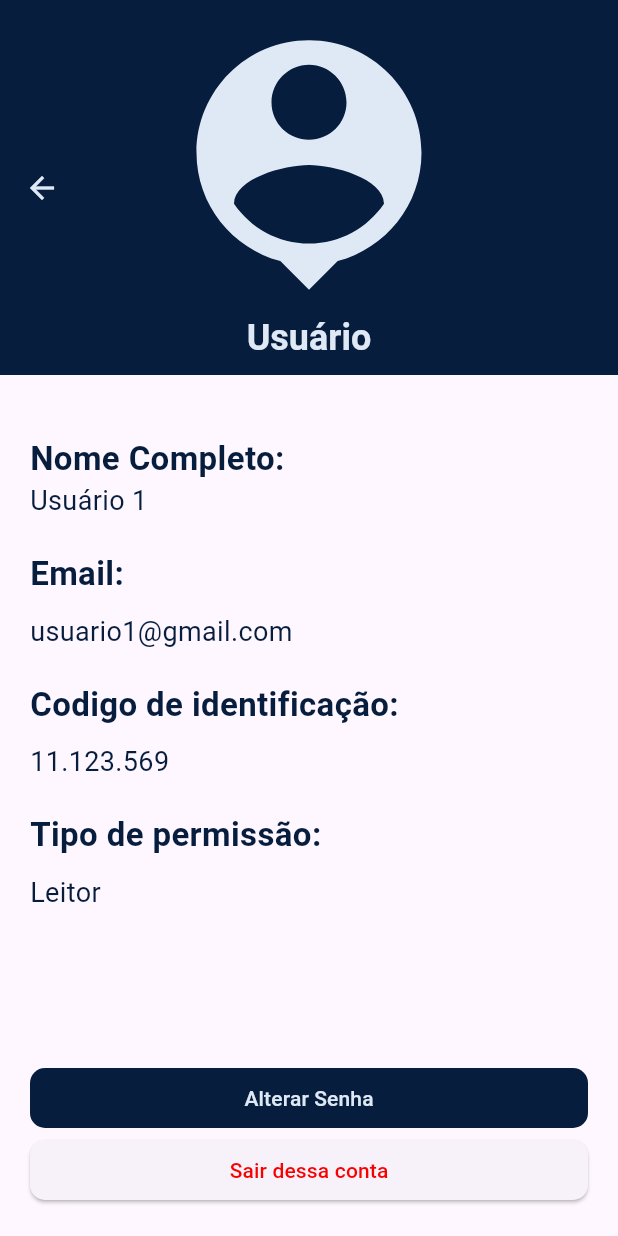
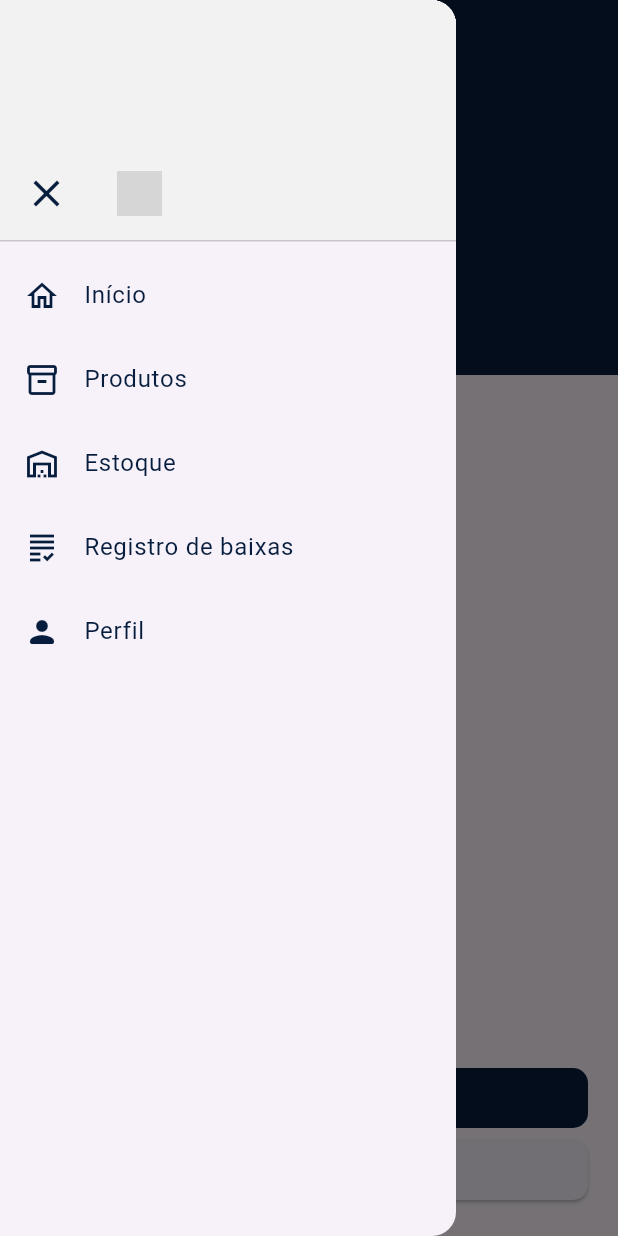
Before and after one commit to Leonardo-Toledo-Alves-Costa/constructo_mobile, a Flutter app: the ProfilePage screen opened directly, with the side drawer open (before the commit the screen has no drawer), on a phone screen of 412 x 824 dp. Run offline on Flutter 3.47's test engine with Material 3 defaults, Android fonts, the phone set to English and light mode, and no system bars; grey boxes are pictures that could not be loaded.

Commit message:
criação do drawer para navegação entre telas

```diff
--- /dev/null
+++ b/lib/components/drawer.dart
@@ -0,0 +1,80 @@
+import 'package:constructo_project/utils/app_colors.dart';
+import 'package:flutter/material.dart';
+import 'package:constructo_project/utils/app_colors.dart';
+
+class DrawerComponent extends StatelessWidget {
+  const DrawerComponent({super.key});
+
+  @override
+  Widget build(BuildContext context) {
+    return Drawer(
+      child: Column(
+        children: [
+          DrawerHeader(
+            padding: EdgeInsets.zero,
+            decoration: BoxDecoration(
+              color: AppColors.backgroundColor,
+            ),
+            child: Row(
+              children: [
+                Align(
+                  alignment: Alignment.bottomLeft,
+                  child: Padding(
+                    padding: const EdgeInsets.all(16.0),
+                    child: Icon(Icons.close, size: 30, color: AppColors.letterColorBlackBlue),
+                  ),
+                ),
+                Align(
+                  alignment: Alignment.bottomCenter,
+                  child: Padding(
+                    padding: const EdgeInsets.all(16.0),
+                    child: Image.asset(
+                      'assets/images/Logo2.png',
+                      fit: BoxFit.contain,
+                      height: 30,
+                    ),
+                  ),
+                ),
+              ],
+            ),
+          ),
+          ListTile(
+            leading: Icon(Icons.home_outlined, color: AppColors.letterColorBlackBlue),
+            title: Text('Início', style: TextStyle(color: AppColors.letterColorBlackBlue)),
+            onTap: () {
+              Navigator.pushNamed(context, '/home');
+            },
+          ),
+          ListTile(
+            leading: Icon(Icons.inventory_2_outlined, color: AppColors.letterColorBlackBlue),
+            title: Text('Produtos', style: TextStyle(color: AppColors.letterColorBlackBlue)),
+            onTap: () {
+              Navigator.pushNamed(context, '/produtos');
+            },
+          ),
+          ListTile(
+            leading: Icon(Icons.warehouse_outlined, color: AppColors.letterColorBlackBlue),
+            title: Text('Estoque', style: TextStyle(color: AppColors.letterColorBlackBlue)),
+            onTap: () {
+              Navigator.pushNamed(context, '/estoque');
+            },
+          ),
+          ListTile(
+            leading: Icon(Icons.grading_outlined, color: AppColors.letterColorBlackBlue),
+            title: Text('Registro de baixas', style: TextStyle(color: AppColors.letterColorBlackBlue)),
+            onTap: () {
+              Navigator.pushNamed(context, '/registro_baixas');
+            },
+          ),
+          ListTile(
+            leading: Icon(Icons.person_rounded, color: AppColors.letterColorBlackBlue),
+            title: Text('Perfil', style: TextStyle(color: AppColors.letterColorBlackBlue)),
+            onTap: () {
+              Navigator.pushNamed(context, '/perfil');
+            },
+          ),
+        ],
+      ),
+    );
+  }
+}
--- a/lib/main.dart
+++ b/lib/main.dart
@@ -40,7 +40,7 @@ class MyApp extends StatelessWidget {
         ),
       ),
       routes: {
-        AppRoutes.welcomepage: (context) => const WelcomePage(),
+        AppRoutes.welcomepage: (context) => const ProfilePage(),
       },
     );
   }
--- a/lib/pages/home_page.dart
+++ b/lib/pages/home_page.dart
@@ -1,3 +1,4 @@
+import 'package:constructo_project/components/drawer.dart';
 import 'package:constructo_project/components/product_list.dart';
 import 'package:flutter/material.dart';
 
@@ -15,7 +16,7 @@ class HomePage extends StatelessWidget {
           IconButton(
             onPressed: () {},
             icon: Icon(Icons.person_pin),
-          )
+          ),
         ],
       ),
       body: Column(
@@ -60,6 +61,7 @@ class HomePage extends StatelessWidget {
         Expanded(child: ProductList()),
         ],
       ),
+      drawer: DrawerComponent(),
       );
   }
 }
--- a/lib/pages/profile_page.dart
+++ b/lib/pages/profile_page.dart
@@ -1,3 +1,4 @@
+import 'package:constructo_project/components/drawer.dart';
 import 'package:flutter/material.dart';
 import 'package:constructo_project/utils/app_colors.dart';
 
@@ -125,6 +126,7 @@ class ProfilePage extends StatelessWidget {
           ],
         ),
       ),
+      drawer: DrawerComponent(),
     );
   }
 }
```
